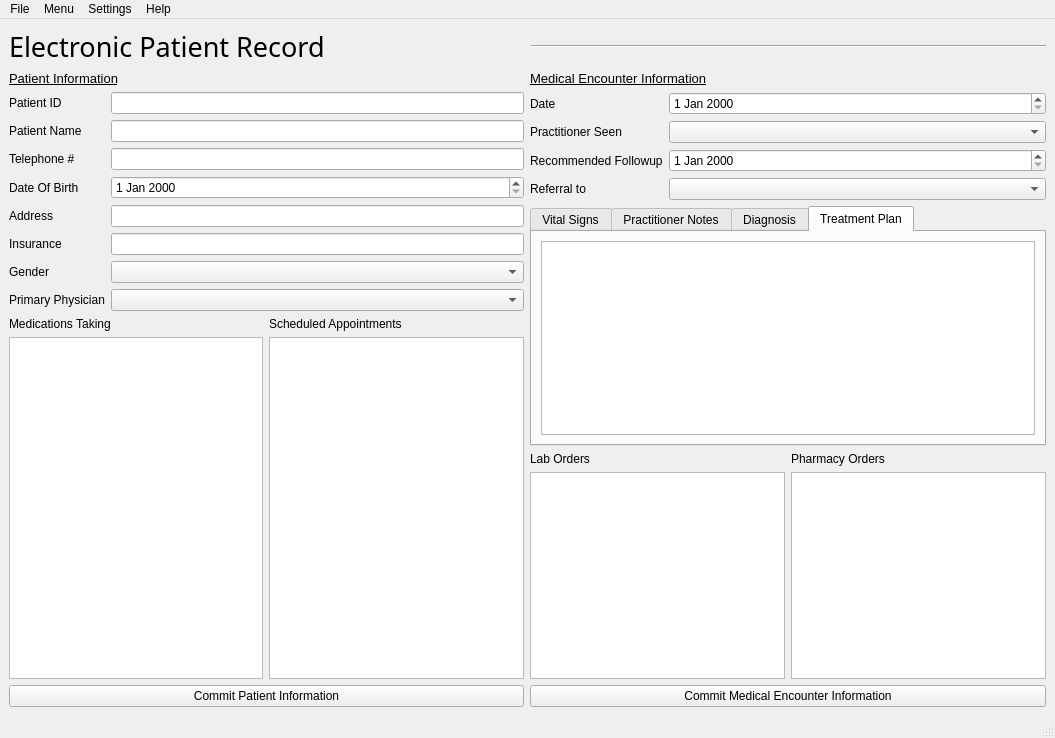
The window that cigya/ui/er.ui (CS532-Marlboro-Health-Tracker/Cigya) describes before a commit, drawn with Qt 5.
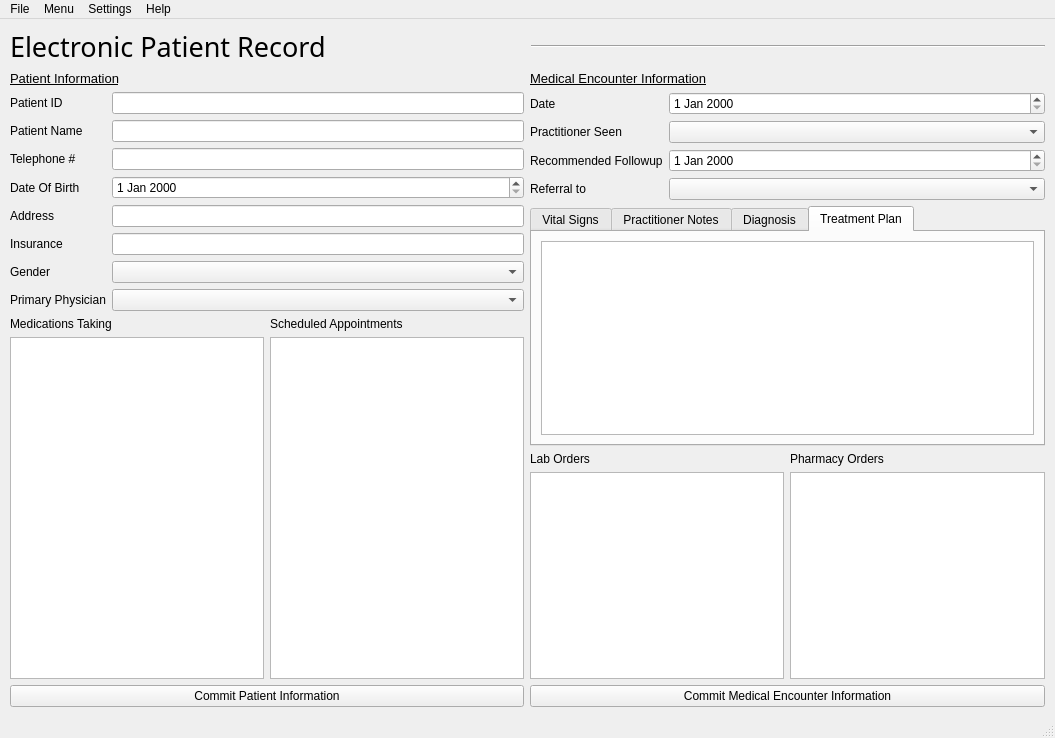
The same window after the commit.

Patch:
```diff
--- a/cigya/ui/er.ui
+++ b/cigya/ui/er.ui
@@ -24,6 +24,12 @@
     <property name="sizeConstraint">
      <enum>QLayout::SetDefaultConstraint</enum>
     </property>
+    <property name="leftMargin">
+     <number>10</number>
+    </property>
+    <property name="rightMargin">
+     <number>10</number>
+    </property>
     <item>
      <layout class="QHBoxLayout" name="erTitle">
       <property name="spacing">
```
